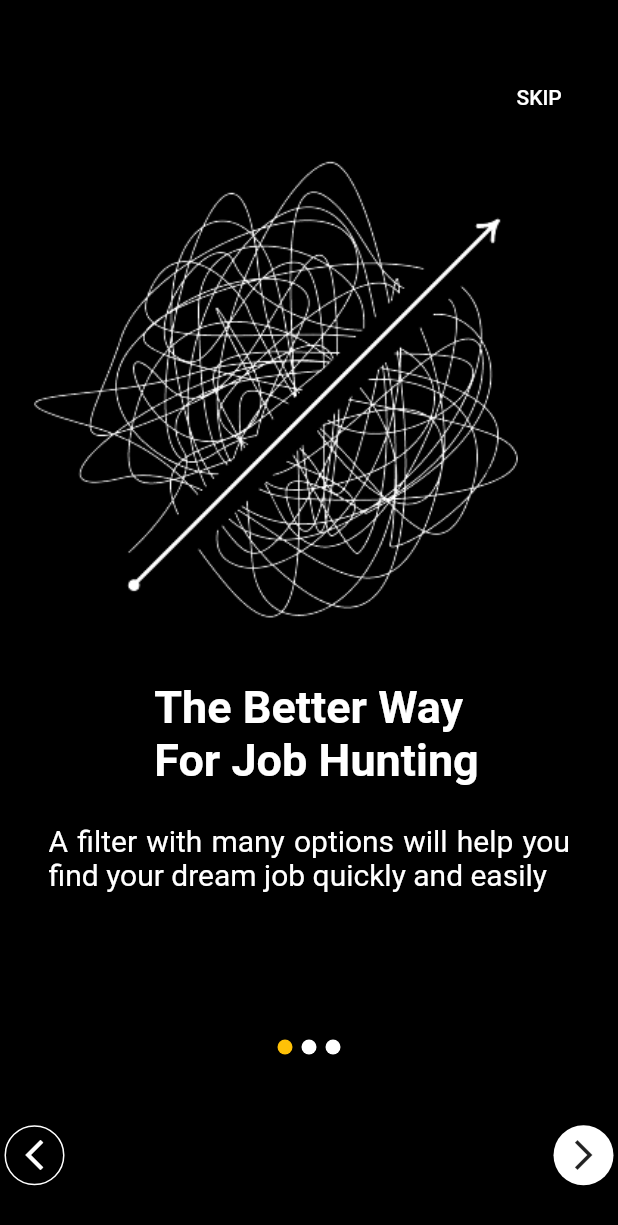
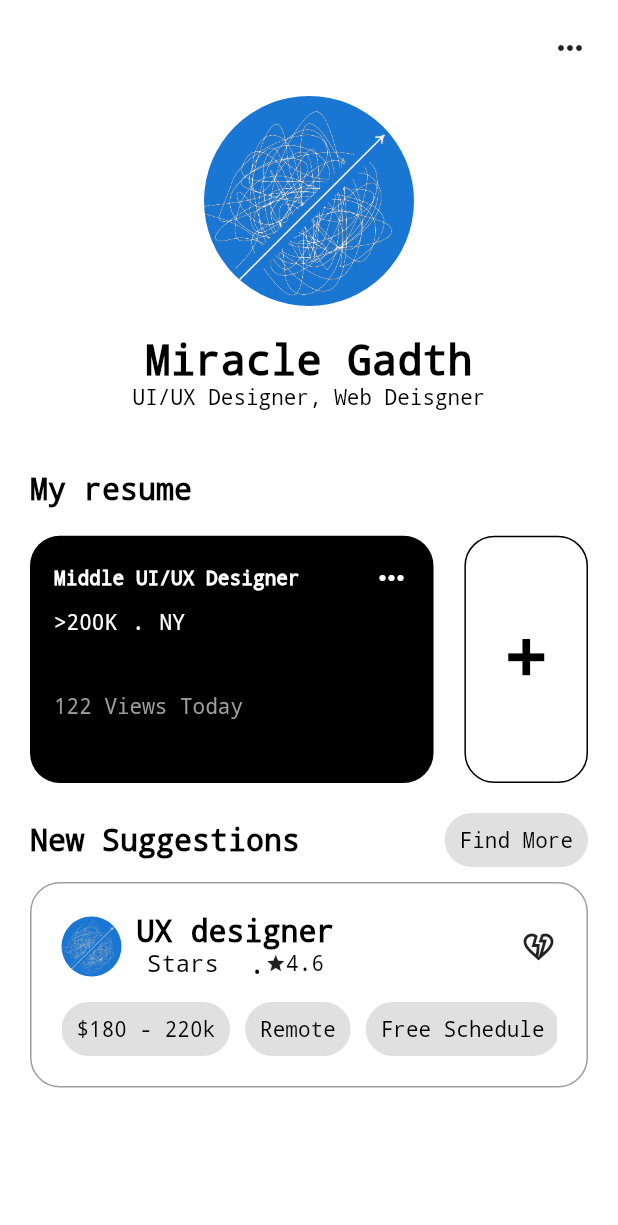
Before and after one commit to argorn-inc/hiring-platform, a Flutter app: the screen it shows after launch, on a phone screen of 412 x 824 dp. Shown: the top 1225 px of the screen. Run offline on Flutter 3.47's test engine with Material 2 defaults, Android fonts, the phone set to English and light mode, and no system bars.

Commit message:
feat: profile screen

```diff
--- a/analysis_options.yaml
+++ b/analysis_options.yaml
@@ -22,8 +22,8 @@ linter:
   # `// ignore_for_file: name_of_lint` syntax on the line or in the file
   # producing the lint.
   rules:
+    prefer_const_constructore:false
     # avoid_print: false  # Uncomment to disable the `avoid_print` rule
     # prefer_single_quotes: true  # Uncomment to enable the `prefer_single_quotes` rule
-
 # Additional information about this file can be found at
 # https://dart.dev/guides/language/analysis-options
--- a/lib/my_app.dart
+++ b/lib/my_app.dart
@@ -1,5 +1,6 @@
 import 'package:flutter/material.dart';
 import 'package:hiring_platform/home_page.dart';
+import 'package:hiring_platform/profile.dart';
 
 class MyApp extends StatelessWidget {
   const MyApp({Key? key}) : super(key: key);
@@ -12,7 +13,7 @@ class MyApp extends StatelessWidget {
       theme: ThemeData(
         primarySwatch: Colors.blue,
       ),
-      home: const Onboard(),
+      home: const ProfileScreen(),
     );
   }
 }
--- /dev/null
+++ b/lib/profile.dart
@@ -0,0 +1,368 @@
+import 'package:flutter/material.dart';
+import 'package:flutter/rendering.dart';
+
+class ProfileScreen extends StatelessWidget {
+  const ProfileScreen({Key? key}) : super(key: key);
+
+  @override
+  Widget build(BuildContext context) {
+    return SafeArea(
+      child: SingleChildScrollView(
+        child: Container(
+          color: Colors.white,
+          padding: EdgeInsets.symmetric(horizontal: 20, vertical: 20),
+          child: Column(
+            children: [
+              Row(
+                mainAxisAlignment: MainAxisAlignment.end,
+                children: [
+                  Icon(
+                    Icons.more_horiz,
+                  ),
+                ],
+              ),
+              SizedBox(height: 20),
+              CircleAvatar(
+                backgroundImage: AssetImage('lib/assets/bg.png'),
+                radius: 70,
+              ),
+              SizedBox(
+                height: 20,
+              ),
+              Text(
+                'Miracle Gadth',
+                style: TextStyle(
+                  color: Colors.black,
+                  fontSize: 28,
+                  fontWeight: FontWeight.bold,
+                  decoration: TextDecoration.none,
+                ),
+              ),
+              Text(
+                'UI/UX Designer, Web Deisgner',
+                style: TextStyle(
+                  color: Colors.black,
+                  fontSize: 14,
+                  fontWeight: FontWeight.w100,
+                  decoration: TextDecoration.none,
+                ),
+              ),
+              SizedBox(
+                height: MediaQuery.of(context).size.height * .05,
+              ),
+              Row(
+                mainAxisAlignment: MainAxisAlignment.start,
+                children: [
+                  Text('My resume',
+                      style: TextStyle(
+                        color: Colors.black,
+                        fontSize: 20,
+                        fontWeight: FontWeight.bold,
+                        decoration: TextDecoration.none,
+                      )),
+                ],
+              ),
+              SizedBox(
+                height: 20,
+              ),
+              Row(
+                mainAxisAlignment: MainAxisAlignment.spaceAround,
+                children: [
+                  Expanded(
+                    child: Container(
+                      decoration: BoxDecoration(
+                        borderRadius: BorderRadius.circular(20),
+                        color: Colors.black,
+                      ),
+                      child: Column(
+                        children: [
+                          Row(
+                            mainAxisAlignment: MainAxisAlignment.spaceBetween,
+                            children: [
+                              Padding(
+                                padding:
+                                    const EdgeInsets.only(left: 16.0, top: 16),
+                                child: Text(
+                                  'Middle UI/UX Designer',
+                                  style: TextStyle(
+                                    color: Colors.white,
+                                    fontSize: 13,
+                                    fontWeight: FontWeight.bold,
+                                    decoration: TextDecoration.none,
+                                  ),
+                                ),
+                              ),
+                              Padding(
+                                padding:
+                                    const EdgeInsets.only(right: 16.0, top: 16),
+                                child:
+                                    Icon(Icons.more_horiz, color: Colors.white),
+                              ),
+                            ],
+                          ),
+                          SizedBox(
+                            height: 10,
+                          ),
+                          Padding(
+                            padding: const EdgeInsets.only(left: 16.0),
+                            child: Row(
+                              children: [
+                                Text('>200K',
+                                    style: TextStyle(
+                                      color: Colors.white,
+                                      fontSize: 14,
+                                      fontWeight: FontWeight.w100,
+                                      decoration: TextDecoration.none,
+                                    )),
+                                SizedBox(
+                                  width: 10,
+                                ),
+                                Text('.',
+                                    style: TextStyle(
+                                      color: Colors.white,
+                                      fontSize: 14,
+                                      fontWeight: FontWeight.w100,
+                                      decoration: TextDecoration.none,
+                                    )),
+                                SizedBox(
+                                  width: 10,
+                                ),
+                                Text('NY',
+                                    style: TextStyle(
+                                      color: Colors.white,
+                                      fontSize: 14,
+                                      fontWeight: FontWeight.w100,
+                                      decoration: TextDecoration.none,
+                                    )),
+                              ],
+                            ),
+                          ),
+                          SizedBox(
+                            height: 40,
+                          ),
+                          Row(
+                            mainAxisAlignment: MainAxisAlignment.start,
+                            children: [
+                              Padding(
+                                padding: EdgeInsets.only(left: 16),
+                                child: Text(
+                                  '122 Views Today',
+                                  style: TextStyle(
+                                    color: Colors.grey,
+                                    fontSize: 14,
+                                    fontWeight: FontWeight.w100,
+                                    decoration: TextDecoration.none,
+                                  ),
+                                ),
+                              ),
+                            ],
+                          )
+                        ],
+                      ),
+                      height: MediaQuery.of(context).size.height * 0.2,
+                    ),
+                  ),
+                  SizedBox(width: MediaQuery.of(context).size.width * .05),
+                  Container(
+                    decoration: BoxDecoration(
+                      border: Border.all(color: Colors.black, width: 1),
+                      borderRadius: BorderRadius.circular(20),
+                      color: Colors.white,
+                    ),
+                    height: MediaQuery.of(context).size.height * 0.2,
+                    width: MediaQuery.of(context).size.width * 0.2,
+                    child: Row(
+                      mainAxisAlignment: MainAxisAlignment.center,
+                      crossAxisAlignment: CrossAxisAlignment.center,
+                      children: [
+                        Text(
+                          '+',
+                          style: TextStyle(
+                              fontSize: 50,
+                              color: Colors.black,
+                              decoration: TextDecoration.none),
+                        ),
+                      ],
+                    ),
+                  ),
+                ],
+              ),
+              SizedBox(
+                height: 20,
+              ),
+              Row(
+                mainAxisAlignment: MainAxisAlignment.spaceBetween,
+                children: [
+                  Text(
+                    'New Suggestions',
+                    style: TextStyle(
+                        fontSize: 20,
+                        color: Colors.black,
+                        decoration: TextDecoration.none),
+                  ),
+                  Container(
+                    padding: EdgeInsets.all(10),
+                    decoration: BoxDecoration(
+                      borderRadius: BorderRadius.circular(20),
+                      color: Colors.grey[300],
+                    ),
+                    child: Text(
+                      'Find More',
+                      style: TextStyle(
+                          fontSize: 14,
+                          color: Colors.black,
+                          decoration: TextDecoration.none,
+                          fontWeight: FontWeight.w100),
+                    ),
+                  ),
+                ],
+              ),
+              SizedBox(
+                height: 10,
+              ),
+              Container(
+                padding: EdgeInsets.symmetric(horizontal: 20, vertical: 20),
+                decoration: BoxDecoration(
+                  border: Border.all(color: Colors.grey, width: 1),
+                  borderRadius: BorderRadius.circular(20),
+                  color: Colors.white,
+                ),
+                child: Column(
+                  children: [
+                    Row(
+                      mainAxisAlignment: MainAxisAlignment.spaceBetween,
+                      children: [
+                        Row(
+                          children: [
+                            CircleAvatar(
+                              backgroundImage: AssetImage('lib/assets/bg.png'),
+                              radius: 20,
+                            ),
+                            SizedBox(width: 10),
+                            Column(
+                              children: [
+                                Text(
+                                  'UX designer',
+                                  style: TextStyle(
+                                      fontSize: 20,
+                                      color: Colors.black,
+                                      decoration: TextDecoration.none,
+                                      fontWeight: FontWeight.bold),
+                                ),
+                                Row(
+                                  children: [
+                                    Text(
+                                      'Stars',
+                                      style: TextStyle(
+                                        fontSize: 16,
+                                        color: Colors.black,
+                                        decoration: TextDecoration.none,
+                                        fontWeight: FontWeight.w100,
+                                      ),
+                                    ),
+                                    SizedBox(
+                                      width: 20,
+                                    ),
+                                    Text(
+                                      '.',
+                                      style: TextStyle(
+                                        fontSize: 18,
+                                        color: Colors.black,
+                                        decoration: TextDecoration.none,
+                                        fontWeight: FontWeight.w100,
+                                      ),
+                                    ),
+                                    Icon(
+                                      Icons.star,
+                                      size: 14,
+                                    ),
+                                    Text(
+                                      '4.6',
+                                      style: TextStyle(
+                                        fontSize: 14,
+                                        color: Colors.black,
+                                        decoration: TextDecoration.none,
+                                        fontWeight: FontWeight.w100,
+                                      ),
+                                    ),
+                                  ],
+                                ),
+                              ],
+                            ),
+                          ],
+                        ),
+                        Icon(Icons.heart_broken_outlined)
+                      ],
+                    ),
+                    SizedBox(
+                      height: 15,
+                    ),
+                    SingleChildScrollView(
+                      scrollDirection: Axis.horizontal,
+                      child: Row(
+                        mainAxisAlignment: MainAxisAlignment.spaceAround,
+                        children: [
+                          Container(
+                            padding: EdgeInsets.all(10),
+                            decoration: BoxDecoration(
+                              borderRadius: BorderRadius.circular(20),
+                              color: Colors.grey[300],
+                            ),
+                            child: Text(
+                              '\$180 - 220k',
+                              style: TextStyle(
+                                  fontSize: 14,
+                                  color: Colors.black,
+                                  decoration: TextDecoration.none,
+                                  fontWeight: FontWeight.w100),
+                            ),
+                          ),
+                          SizedBox(
+                            width: 10,
+                          ),
+                          Container(
+                            padding: EdgeInsets.all(10),
+                            decoration: BoxDecoration(
+                              borderRadius: BorderRadius.circular(20),
+                              color: Colors.grey[300],
+                            ),
+                            child: Text(
+                              'Remote',
+                              style: TextStyle(
+                                  fontSize: 14,
+                                  color: Colors.black,
+                                  decoration: TextDecoration.none,
+                                  fontWeight: FontWeight.w100),
+                            ),
+                          ),
+                          SizedBox(
+                            width: 10,
+                          ),
+                          Container(
+                            padding: EdgeInsets.all(10),
+                            decoration: BoxDecoration(
+                              borderRadius: BorderRadius.circular(20),
+                              color: Colors.grey[300],
+                            ),
+                            child: Text(
+                              'Free Schedule',
+                              style: TextStyle(
+                                  fontSize: 14,
+                                  color: Colors.black,
+                                  decoration: TextDecoration.none,
+                                  fontWeight: FontWeight.w100),
+                            ),
+                          ),
+                        ],
+                      ),
+                    ),
+                  ],
+                ),
+              )
+            ],
+          ),
+        ),
+      ),
+    );
+  }
+}
```
